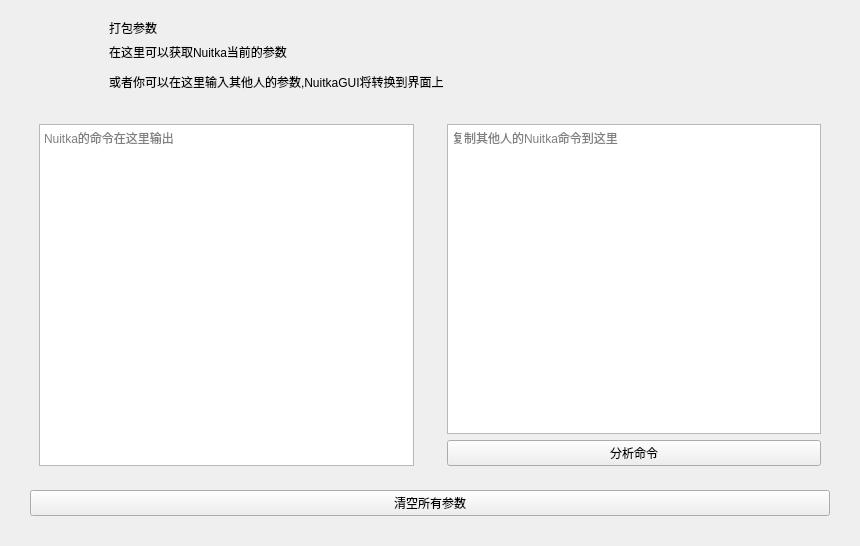
The window that ui/output_page.ui (271374667/NuitkaGUI) describes before a commit, drawn with Qt 5.
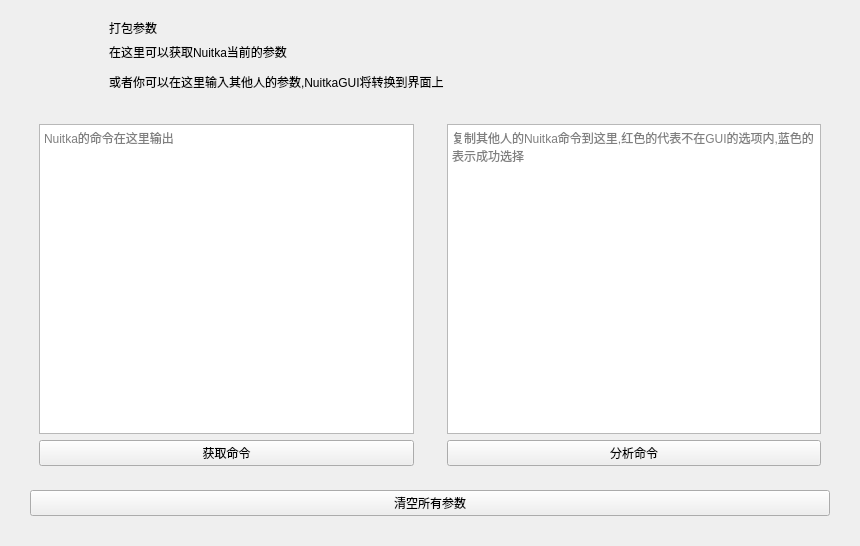
The same window after the commit. Icons and pictures are not drawn. Custom widgets are drawn as their Qt base class.

Patch:
```diff
--- a/ui/output_page.ui
+++ b/ui/output_page.ui
@@ -116,6 +116,16 @@
           </property>
          </widget>
         </item>
+        <item>
+         <widget class="TextPushButton" name="TextPushButton_2">
+          <property name="toolTip">
+           <string>&lt;html&gt;&lt;head/&gt;&lt;body&gt;&lt;p&gt;红色的代表不在GUI的选项内&lt;br/&gt;蓝色的表示成功选择&lt;/p&gt;&lt;/body&gt;&lt;/html&gt;</string>
+          </property>
+          <property name="text">
+           <string>获取命令</string>
+          </property>
+         </widget>
+        </item>
        </layout>
       </widget>
      </item>
@@ -128,7 +138,7 @@
            <string>当前不支持自动开启插件，在未来的版本会进行更新</string>
           </property>
           <property name="placeholderText">
-           <string>复制其他人的Nuitka命令到这里</string>
+           <string>复制其他人的Nuitka命令到这里,红色的代表不在GUI的选项内,蓝色的表示成功选择</string>
           </property>
          </widget>
         </item>
```
